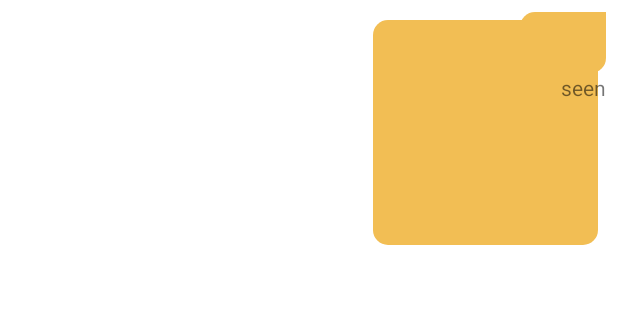
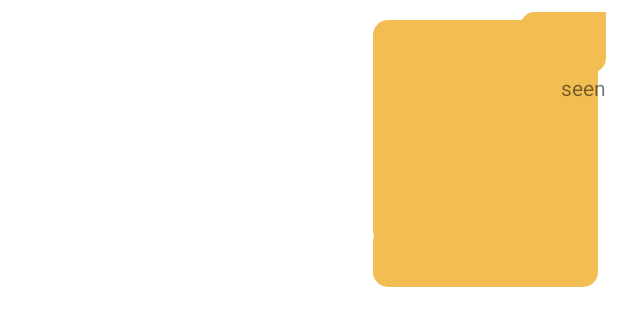
Before and after one commit to soniabullah1/COMS3009A-Agile-Sprinters, an Android app: the layout chat_item_right.xml on its own in the app's theme, with its tools: preview values and no code run, on a phone screen of 412 x 824 dp. Shown: the top 326 px of the screen. Run offline under Robolectric (Android 15) with nearby library versions, the phone set to English and light mode, and no system bars.

```diff
--- a/app/src/main/res/layout/chat_item_right.xml
+++ b/app/src/main/res/layout/chat_item_right.xml
@@ -52,6 +52,23 @@
             />
 
         <TextView
+            android:id="@+id/caption"
+            android:layout_width="150dp"
+            android:layout_height="wrap_content"
+            android:layout_below="@+id/message_image_view"
+            android:layout_alignBaseline="@id/message_image_view"
+            android:layout_alignParentEnd="true"
+            android:layout_alignParentRight="false"
+            android:layout_centerHorizontal="true"
+            android:layout_marginTop="-18dp"
+            android:layout_marginEnd="5dp"
+            android:background="@drawable/background_right"
+            android:padding="8dp"
+            android:textColor="@color/black"
+            android:textSize="18sp"
+            android:layout_marginRight="5dp" />
+
+        <TextView
             android:layout_width="wrap_content"
             android:layout_height="wrap_content"
             android:id="@+id/txt_seen"
```
Also changed, not shown: app/src/main/java/com/example/agilesprintersapp/Adapter/MessageAdapter.java (+19 -2 lines), app/src/main/java/com/example/agilesprintersapp/Model/Chat.java (+11 -1 lines), app/src/main/java/com/example/agilesprintersapp/Preview.java (+8 -22 lines), app/src/main/res/layout/chat_item_left.xml (+18 -3 lines).
